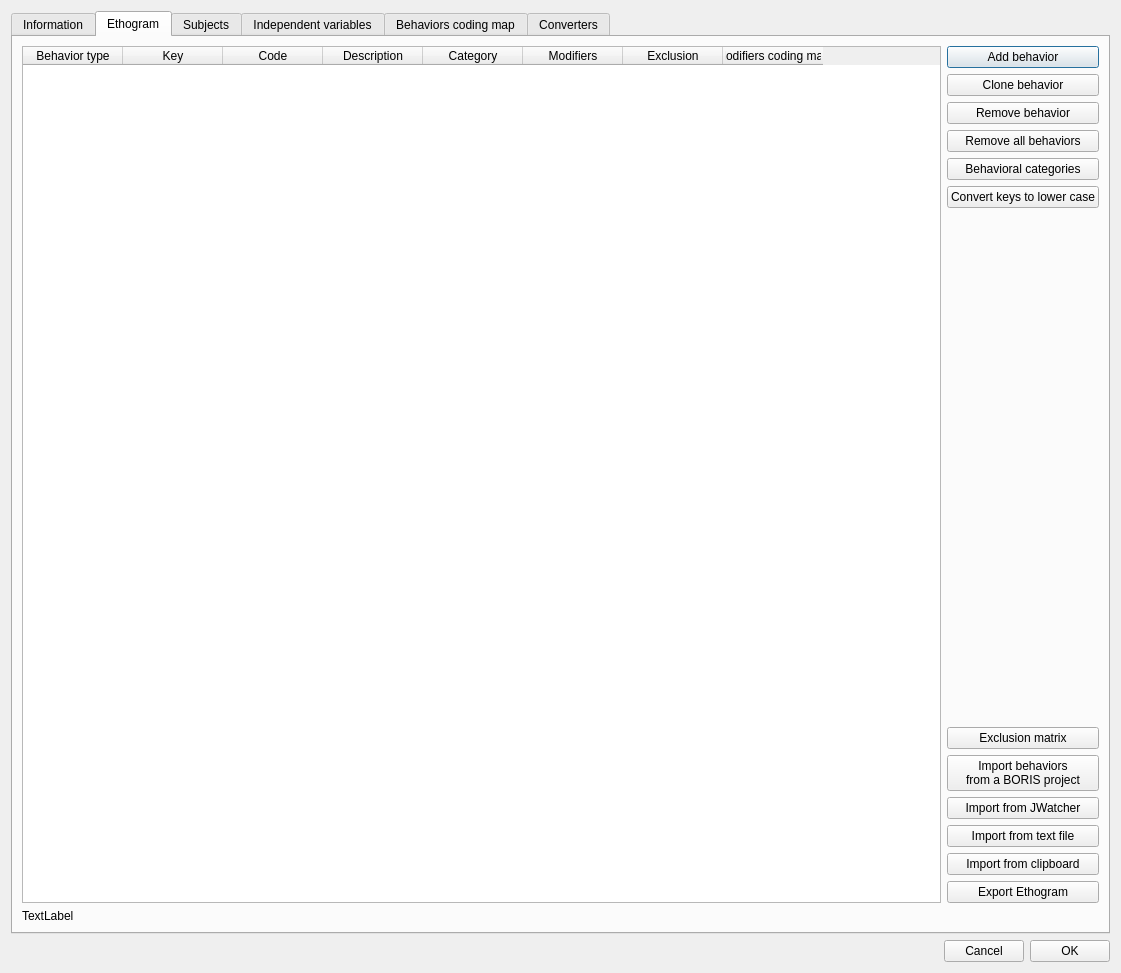
Above: boris/project.ui from olivierfriard/BORIS before the change. Below: the same form after it.
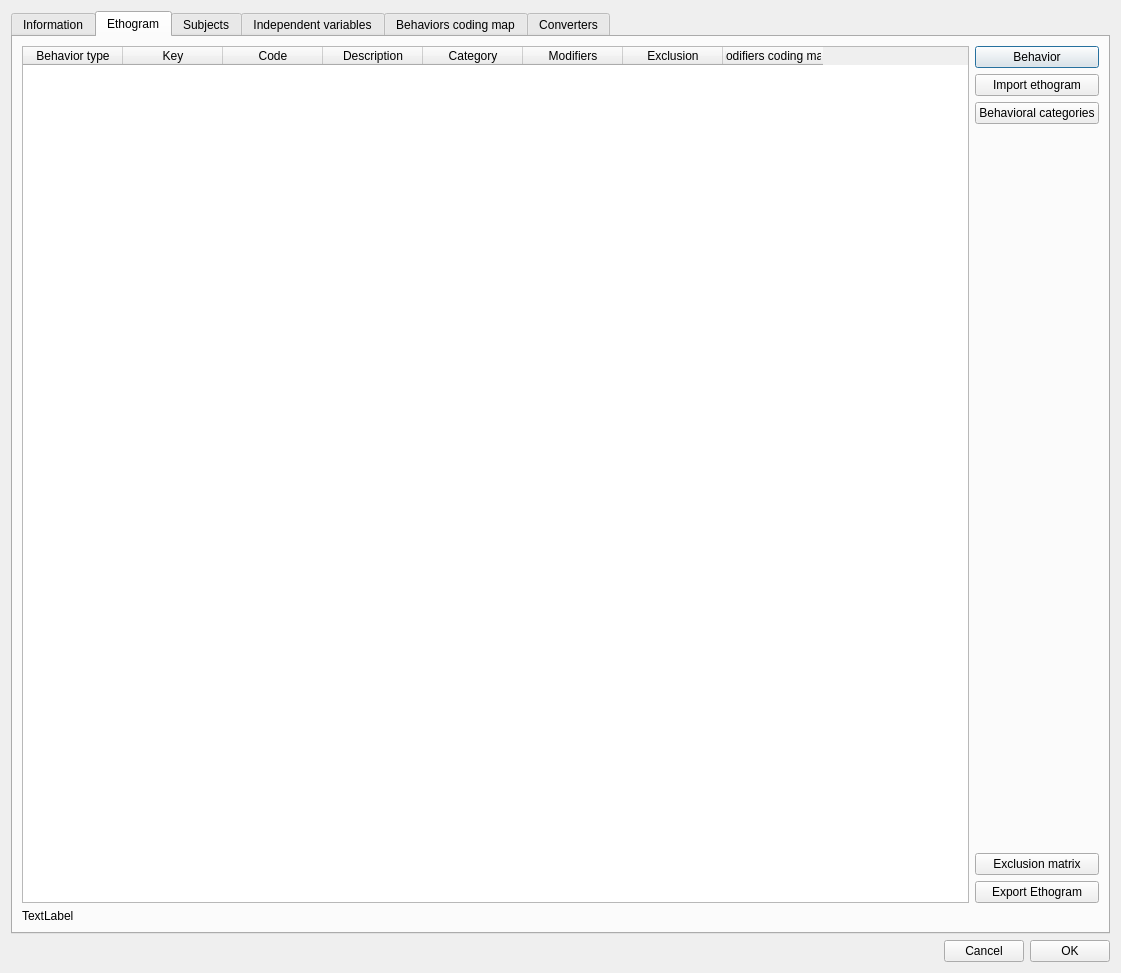
That is the form after the change. The open tabs and pages were chosen to show the change.

Diff of the .ui file:
```diff
--- a/boris/project.ui
+++ b/boris/project.ui
@@ -184,28 +184,14 @@
                <item>
                 <widget class="QPushButton" name="pbAddBehavior">
                  <property name="text">
-                  <string>Add behavior</string>
+                  <string>Behavior</string>
                  </property>
                 </widget>
                </item>
                <item>
                 <widget class="QPushButton" name="pbCloneBehavior">
                  <property name="text">
-                  <string>Clone behavior</string>
-                 </property>
-                </widget>
-               </item>
-               <item>
-                <widget class="QPushButton" name="pbRemoveBehavior">
-                 <property name="text">
-                  <string>Remove behavior</string>
-                 </property>
-                </widget>
-               </item>
-               <item>
-                <widget class="QPushButton" name="pbRemoveAllBehaviors">
-                 <property name="text">
-                  <string>Remove all behaviors</string>
+                  <string>Import ethogram</string>
                  </property>
                 </widget>
                </item>
@@ -216,13 +202,6 @@
                  </property>
                 </widget>
                </item>
-               <item>
-                <widget class="QPushButton" name="pb_convert_behav_keys_to_lower">
-                 <property name="text">
-                  <string>Convert keys to lower case</string>
-                 </property>
-                </widget>
-               </item>
                <item>
                 <spacer name="verticalSpacer_3">
                  <property name="orientation">
@@ -243,38 +222,6 @@
                  </property>
                 </widget>
                </item>
-               <item>
-                <widget class="QPushButton" name="pbImportBehaviorsFromProject">
-                 <property name="text">
-                  <string>Import behaviors
-from a BORIS project</string>
-                 </property>
-                </widget>
-               </item>
-               <item>
-                <widget class="QPushButton" name="pbImportFromJWatcher">
-                 <property name="enabled">
-                  <bool>true</bool>
-                 </property>
-                 <property name="text">
-                  <string>Import from JWatcher</string>
-                 </property>
-                </widget>
-               </item>
-               <item>
-                <widget class="QPushButton" name="pbImportFromTextFile">
-                 <property name="text">
-                  <string>Import from text file</string>
-                 </property>
-                </widget>
-               </item>
-               <item>
-                <widget class="QPushButton" name="pb_import_behaviors_from_clipboard">
-                 <property name="text">
-                  <string>Import from clipboard</string>
-                 </property>
-                </widget>
-               </item>
                <item>
                 <widget class="QPushButton" name="pbExportEthogram">
                  <property name="text">
```
Left out of the diff: 6 changed lines with no effect on the pictures.
